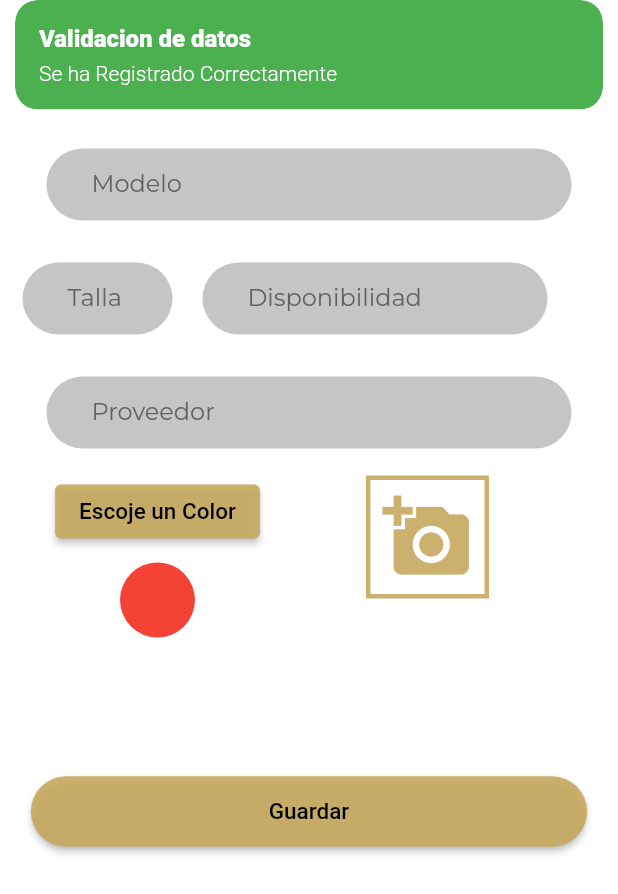
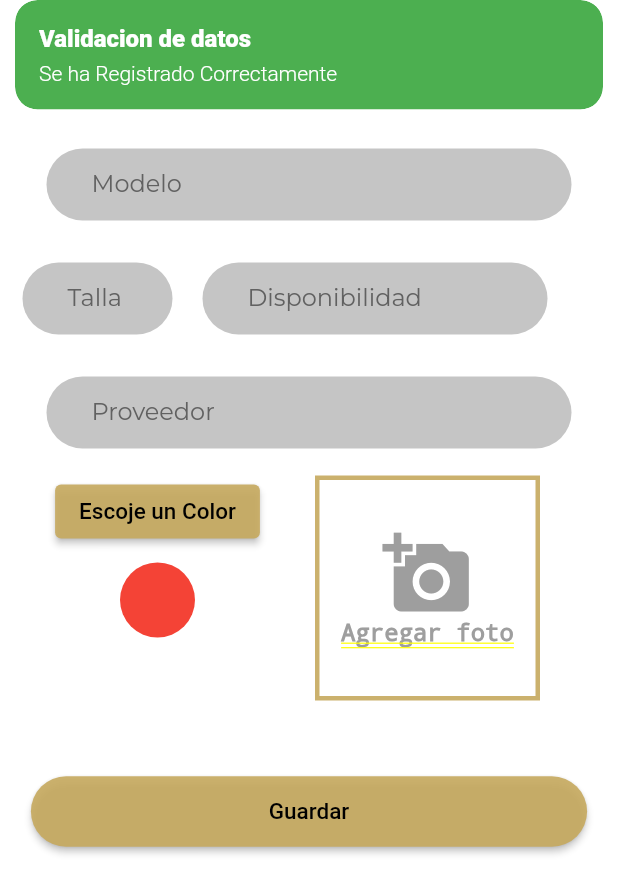
Before and after one commit to SantiagoAndresDavid/JRC-Api-Front, a Flutter app: the Add screen opened by its route, after a tap on "Guardar", on a phone screen of 412 x 824 dp. Shown: the top 894 px of the screen. Run offline on Flutter 3.47's test engine with Material 2 defaults, Android fonts, the phone set to English and light mode, and no system bars; our stand-ins replace cloud_firestore, firebase_auth, firebase_core, firebase_database, firebase_storage, flutter_colorpicker and 4 more; accounts and stored records are empty; network calls fail; project files that could hold a hidden picture were left out.

Commit message:
modify add methods

```diff
--- a/lib/controllers/clothes/clothesController.dart
+++ b/lib/controllers/clothes/clothesController.dart
@@ -21,7 +21,5 @@ class ClothesController extends GetxController {
 
   Future<String> DeleteClothes(String model) async {
     return await ClothesRequest.deleteClothes(model);
-
-
   }
 }
--- a/lib/ui/pages/menu/add/add.dart
+++ b/lib/ui/pages/menu/add/add.dart
@@ -11,7 +11,7 @@ import '../../../widgets/Input.dart';
 import '../../../widgets/colorPicker.dart';
 
 class Add extends StatefulWidget {
-  const Add({super.key});
+  const Add({Key? key}) : super(key: key);
 
   @override
   State<Add> createState() => _AddState();
@@ -25,6 +25,7 @@ class _AddState extends State<Add> {
   ClothesController addController = ClothesController();
   Color currentColor = Colors.red;
   File? selectedImage;
+  bool _isLoading = false;
 
   void changeColor(Color color) {
     setState(() => currentColor = color);
@@ -33,6 +34,17 @@ class _AddState extends State<Add> {
   void _onImageSelected(File image) {
     setState(() {
       selectedImage = image;
+    });
+  }
+
+  void _resetFields() {
+    modelController.clear();
+    sizeController.clear();
+    availabilityController.clear();
+    providerController.clear();
+    selectedImage = null;
+    setState(() {
+      _isLoading = false;
     });
   }
 
@@ -47,7 +59,7 @@ class _AddState extends State<Add> {
           style: TextStyle(
             fontSize: 25,
             fontWeight: FontWeight.bold,
-            color: const Color.fromARGB(1000, 198, 169, 95),
+            color: Color.fromARGB(1000, 198, 169, 95),
           ),
         ),
         const SizedBox(height: 40),
@@ -130,6 +142,10 @@ class _AddState extends State<Add> {
         ),
         ElevatedButton(
           onPressed: () {
+            setState(() {
+              _isLoading = true;
+            });
+
             Clothes clothes = Clothes(
               model: modelController.text,
               size: sizeController.text,
@@ -137,7 +153,8 @@ class _AddState extends State<Add> {
               supplier: providerController.text,
               color:
                   "Color(0x${currentColor.value.toRadixString(16).padLeft(8, '0')})",
-                image: selectedImage);
+              image: selectedImage,
+            );
 
             addController.SaveClothes(clothes).then((value) {
               if (value == 'Se ha Registrado Correctamente') {
@@ -147,8 +164,10 @@ class _AddState extends State<Add> {
                   snackPosition: SnackPosition.TOP,
                   backgroundColor: Colors.green,
                   colorText: Colors.white,
-                  duration: Duration(seconds: 3),
+                  duration: const Duration(seconds: 3),
                 );
+
+                _resetFields(); // Reiniciar los campos después de guardar correctamente
               } else {
                 Get.snackbar(
                   'Validacion de datos',
@@ -156,25 +175,32 @@ class _AddState extends State<Add> {
                   snackPosition: SnackPosition.TOP,
                   backgroundColor: Colors.red,
                   colorText: Colors.white,
-                  duration: Duration(seconds: 3),
+                  duration: const Duration(seconds: 3),
                 );
+
+                setState(() {
+                  _isLoading = false;
+                });
               }
             });
           },
           style: ElevatedButton.styleFrom(
             primary: const Color.fromARGB(1000, 198, 169, 95),
-            shape: RoundedRectangleBorder(
-              borderRadius: BorderRadius.circular(50),
+            shape: const RoundedRectangleBorder(
+              borderRadius: BorderRadius.all(Radius.circular(50)),
             ),
             minimumSize: Size(Dimensions.width90, Dimensions.buttonheight2),
           ),
-          child: Text("Guardar",
+          child: _isLoading
+              ? const CircularProgressIndicator() // Mostrar la barra de progreso
+              : Text(
+                  "Guardar",
                   style: GoogleFonts.robotoFlex(
                     color: Colors.black,
                     fontSize: 15,
-              )
                   ),
-        )
+                ),
+        ),
       ],
     );
   }
--- a/lib/ui/widgets/ImagePicker.dart
+++ b/lib/ui/widgets/ImagePicker.dart
@@ -14,22 +14,7 @@ class ImagePickerWidget extends StatefulWidget {
 class _ImagePickerWidgetState extends State<ImagePickerWidget> {
   File? _imageFile;
 
-  @override
-  Widget build(BuildContext context) {
-    return Column(
-      children: [
-        Stack(
-          alignment: Alignment.center,
-          children: [
-            Container(
-              decoration: BoxDecoration(
-                border: Border.all(
-                  color: const Color.fromARGB(1000, 198, 169, 95),
-                  width: 3,
-                ),
-              ),
-              child: IconButton(
-                onPressed: () async {
+  Future<void> _selectImage() async {
     final imagePicker = ImagePicker();
     final pickedFile = await imagePicker.getImage(
       source: ImageSource.gallery,
@@ -42,33 +27,46 @@ class _ImagePickerWidgetState extends State<ImagePickerWidget> {
       });
       widget.onImageSelected(imageFile);
     }
-                },
-                icon: _imageFile == null
-                    ? Icon(Icons.add_a_photo, size: 60)
-                    : SizedBox(),
-                iconSize: 60,
-                color: const Color.fromARGB(1000, 198, 169, 95),
-              ),
-            ),
-            if (_imageFile != null)
-              Container(
+  }
+
+  @override
+  Widget build(BuildContext context) {
+    return Column(
+      children: [
+        GestureDetector(
+          onTap: _selectImage,
+          child: Container(
             decoration: BoxDecoration(
               border: Border.all(
                 color: const Color.fromARGB(1000, 198, 169, 95),
                 width: 3,
               ),
             ),
-                child: SizedBox(
-                  height: 150, // Establece una altura fija para el contenedor
-                  width: 150, // Establece una anchura fija para el contenedor
-                  child: Image.file(
+            width: 150,
+            height: 150,
+            child: _imageFile != null
+                ? Image.file(
                     _imageFile!,
-                    fit: BoxFit
-                        .cover, // Ajusta la imagen para recortarla al tamaño del contenedor
+                    fit: BoxFit.cover,
+                  )
+                : Column(
+                    mainAxisAlignment: MainAxisAlignment.center,
+                    children: const [
+                      Icon(
+                        Icons.add_a_photo,
+                        size: 60,
+                        color: Colors.grey,
                       ),
+                      Text(
+                        'Agregar foto',
+                        style: TextStyle(
+                          color: Colors.grey,
+                          fontSize: 16,
                         ),
                       ),
                     ],
+                  ),
+          ),
         ),
         const SizedBox(height: 20),
       ],
--- a/lib/ui/widgets/ListView.dart
+++ b/lib/ui/widgets/ListView.dart
@@ -76,13 +76,14 @@ class _ClothesListWidgetState extends State<ClothesListWidget> {
                       key: Key(clothesItem["model"]),
                       onDismissed: (direction) {
                         setState(() {
+                          list.removeAt(index); // Remove the item from the list
                           controller.DeleteClothes(itemName);
                         });
                         Get.snackbar(
                           'Validacion de datos',
-                          'No se ha Registrado correctamente',
+                          'Se ha borrando con exito',
                           snackPosition: SnackPosition.TOP,
-                          backgroundColor: Colors.red,
+                          backgroundColor: Colors.green,
                           colorText: Colors.white,
                           duration: const Duration(seconds: 3),
                         );
```
Also changed, not shown: 1 other file. Lines whose indentation alone changed are shown as unchanged.
